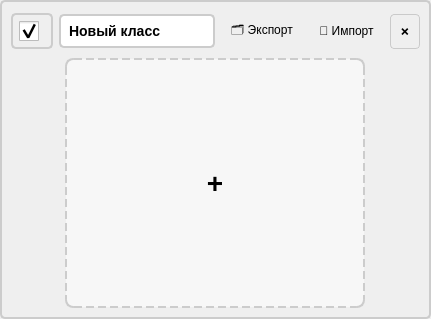
The window that src/interface_module/uis/widgets/class_field.ui (b1t0nese/MacLearn) describes before a commit, drawn with Qt 5.
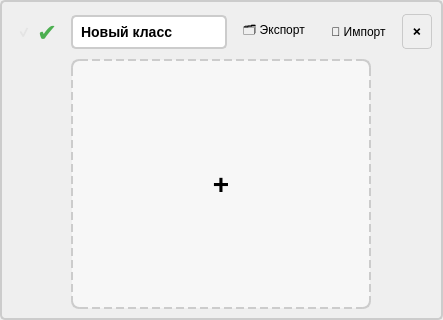
The same window after the commit.

What changed in the file:
```diff
--- a/src/interface_module/uis/widgets/class_field.ui
+++ b/src/interface_module/uis/widgets/class_field.ui
@@ -25,16 +25,40 @@
        <property name="styleSheet">
         <string notr="true">
 QCheckBox {
-    border: 2px solid #ccc;
-    border-radius: 5px;
+    border: none;
+    background: transparent;
     padding: 6px;
+    font-size: 24px;
+    font-weight: bold;
+    color: transparent;
 }
-QCheckBox::indicator {
-    width: 20px;
-    height: 20px;
+QCheckBox:checked {
+    color: #4CAF50;
+}
+QCheckBox:!checked {
+    color: rgba(223, 225, 226, 0.22);
+}
+QCheckBox::indicator,
+QCheckBox::indicator:checked,
+QCheckBox::indicator:unchecked,
+QCheckBox::indicator:indeterminate,
+QCheckBox::indicator:hover,
+QCheckBox::indicator:focus,
+QCheckBox::indicator:pressed {
+    width: 0px;
+    height: 0px;
+    margin: 0px;
+    image: none;
+    border: none;
 }
         </string>
        </property>
+       <property name="toolTip">
+        <string>Включить или отключить класс</string>
+       </property>
+       <property name="text">
+        <string>✔</string>
+       </property>
        <property name="checked">
         <bool>true</bool>
        </property>
```
